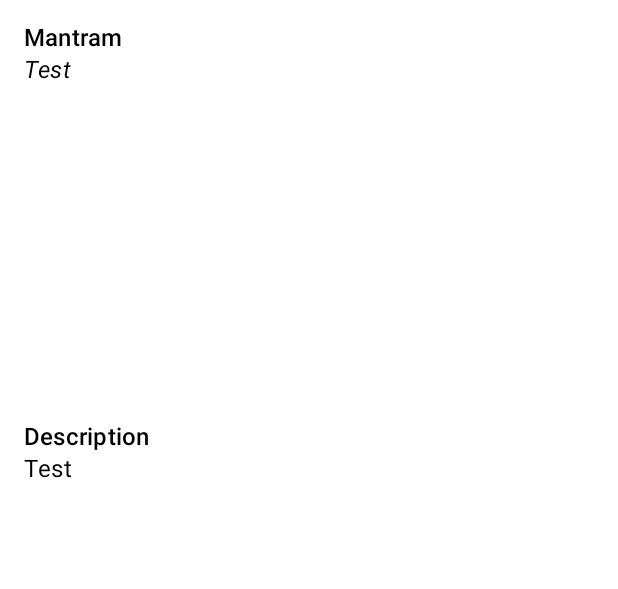
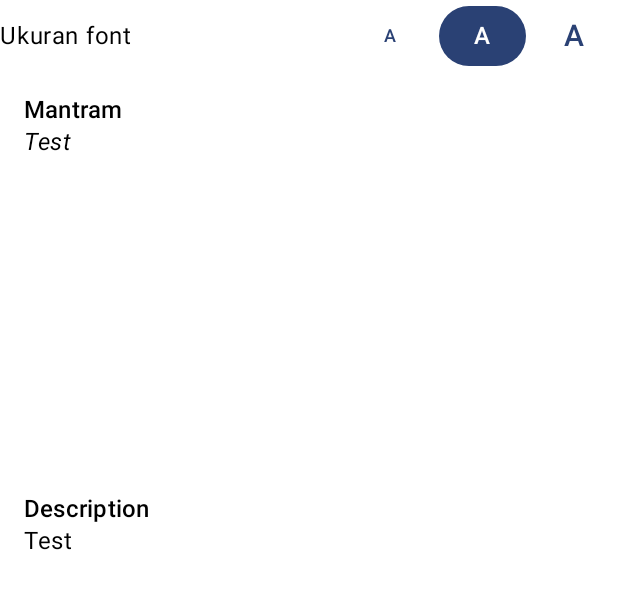
Before and after one commit to dhanuprys/mantram-sesontengan-android, an Android app built with Jetpack Compose: the @Preview function MantramDetailBodyPreview_Success, on a phone screen of 412 x 824 dp. Shown: the top 589 px of the screen. Run offline under Robolectric (Android 15) with nearby library versions, the phone set to English and light mode, and no system bars.

Commit message:
Add font size selector

```diff
--- a/app/src/main/java/com/dedan/mantramsesontengan/MainActivity.kt
+++ b/app/src/main/java/com/dedan/mantramsesontengan/MainActivity.kt
@@ -4,6 +4,8 @@ import android.os.Bundle
 import androidx.activity.ComponentActivity
 import androidx.activity.compose.setContent
 import androidx.activity.enableEdgeToEdge
+import androidx.compose.runtime.collectAsState
+import androidx.compose.runtime.getValue
 import androidx.lifecycle.viewmodel.compose.viewModel
 import com.dedan.mantramsesontengan.ui.navigation.GlobalViewModel
 import com.dedan.mantramsesontengan.ui.theme.MantramSesontenganTheme
@@ -16,8 +18,9 @@ class MainActivity : ComponentActivity() {
         enableEdgeToEdge()
         setContent {
             globalViewModel = viewModel()
+            val typographySize by globalViewModel.typographySize.collectAsState()
 
-            MantramSesontenganTheme {
+            MantramSesontenganTheme(typographySize = typographySize) {
                 MantramApp(globalViewModel = globalViewModel)
             }
         }
--- a/app/src/main/java/com/dedan/mantramsesontengan/ui/screen/mantramdetail/MantramDetailScreen.kt
+++ b/app/src/main/java/com/dedan/mantramsesontengan/ui/screen/mantramdetail/MantramDetailScreen.kt
@@ -3,6 +3,7 @@ package com.dedan.mantramsesontengan.ui.screen.mantramdetail
 import android.content.Context
 import android.content.Intent
 import androidx.compose.foundation.gestures.scrollable
+import androidx.compose.foundation.layout.Arrangement
 import androidx.compose.foundation.layout.Box
 import androidx.compose.foundation.layout.Column
 import androidx.compose.foundation.layout.PaddingValues
@@ -19,6 +20,8 @@ import androidx.compose.material.icons.Icons
 import androidx.compose.material.icons.filled.Share
 import androidx.compose.material3.BottomAppBar
 import androidx.compose.material3.Button
+import androidx.compose.material3.ButtonColors
+import androidx.compose.material3.ButtonDefaults
 import androidx.compose.material3.Icon
 import androidx.compose.material3.IconButton
 import androidx.compose.material3.MaterialTheme
@@ -34,12 +37,15 @@ import androidx.compose.runtime.rememberCoroutineScope
 import androidx.compose.runtime.setValue
 import androidx.compose.ui.Alignment
 import androidx.compose.ui.Modifier
+import androidx.compose.ui.graphics.Color
 import androidx.compose.ui.platform.LocalContext
 import androidx.compose.ui.res.painterResource
 import androidx.compose.ui.text.font.FontStyle
 import androidx.compose.ui.text.style.TextAlign
 import androidx.compose.ui.tooling.preview.Preview
+import androidx.compose.ui.unit.TextUnit
 import androidx.compose.ui.unit.dp
+import androidx.compose.ui.unit.sp
 import androidx.lifecycle.viewmodel.compose.viewModel
 import com.dedan.mantramsesontengan.AudioBottomBar
 import com.dedan.mantramsesontengan.MantramAppBar
@@ -52,6 +58,7 @@ import com.dedan.mantramsesontengan.ui.navigation.AudioPlayerUiState
 import com.dedan.mantramsesontengan.ui.navigation.GlobalViewModel
 import com.dedan.mantramsesontengan.ui.navigation.NavigationDestination
 import com.dedan.mantramsesontengan.ui.theme.MantramSesontenganTheme
+import com.dedan.mantramsesontengan.ui.theme.TypographySize
 import kotlinx.coroutines.launch
 
 object MantramDetailDestination : NavigationDestination {
@@ -76,6 +83,7 @@ fun MantramDetailScreen(
     val context = LocalContext.current
     val coroutineScope = rememberCoroutineScope()
     val audioPlayerUiState = globalViewModel.audioPlayerUiState.collectAsState()
+    val typographySize by globalViewModel.typographySize.collectAsState()
     var bottomLoading by remember { mutableStateOf(true) }
 
     LaunchedEffect(viewModel.mantramDetailUiState) {
@@ -178,10 +186,92 @@ fun MantramDetailScreen(
         },
         modifier = modifier
     ) { innerPadding ->
+        Column(modifier = Modifier.padding(innerPadding)) {
+            FontSizeSelector(
+                currentFontSize = typographySize,
+                onFontChange = {
+                    coroutineScope.launch {
+                        globalViewModel.changeTypography(it)
+                    }
+                },
+                modifier = Modifier.padding(16.dp)
+            )
             MantramDetailBody(
-            mantramDetailUiState = viewModel.mantramDetailUiState,
-            modifier = Modifier.padding(innerPadding)
+                mantramDetailUiState = viewModel.mantramDetailUiState
             )
+        }
+    }
+}
+
+@Composable
+fun FontSizeItem(
+    onClick: () -> Unit,
+    fontSize: TextUnit,
+    selected: Boolean,
+    modifier: Modifier = Modifier
+) {
+    Button(
+        onClick = onClick,
+        colors = ButtonDefaults.buttonColors(
+            containerColor =
+                if (selected) Color.Unspecified
+                else Color.Transparent,
+            contentColor =
+                if (selected) Color.Unspecified
+                else MaterialTheme.colorScheme.primary
+        ),
+        contentPadding = PaddingValues(2.dp),
+        modifier = modifier
+    ) {
+        Text("A", fontSize = fontSize)
+    }
+}
+
+@Composable
+fun FontSizeSelector(
+    currentFontSize: TypographySize = TypographySize.NORMAL,
+    onFontChange: (TypographySize) -> Unit = {},
+    modifier: Modifier = Modifier
+) {
+    Row(
+        verticalAlignment = Alignment.CenterVertically,
+        horizontalArrangement = Arrangement.SpaceBetween,
+        modifier = modifier.fillMaxWidth()
+    ) {
+        Text("Ukuran font")
+        Row(
+            horizontalArrangement = Arrangement.spacedBy(3.dp)
+        ) {
+            FontSizeItem(
+                onClick = {
+                    onFontChange(TypographySize.SMALL)
+                },
+                selected = currentFontSize == TypographySize.SMALL,
+                fontSize = 12.sp,
+            )
+            FontSizeItem(
+                onClick = {
+                    onFontChange(TypographySize.NORMAL)
+                },
+                selected = currentFontSize == TypographySize.NORMAL,
+                fontSize = 16.sp
+            )
+            FontSizeItem(
+                onClick = {
+                    onFontChange(TypographySize.LARGE)
+                },
+                selected = currentFontSize == TypographySize.LARGE,
+                fontSize = 20.sp
+            )
+        }
+    }
+}
+
+@Preview(showSystemUi = true)
+@Composable
+fun FontSizeSelectorPreview() {
+    MantramSesontenganTheme {
+        FontSizeSelector()
     }
 }
 
@@ -204,6 +294,8 @@ fun MantramDetailBody(
 @Composable
 fun MantramDetailBodyPreview_Success() {
     MantramSesontenganTheme {
+        Column {
+            FontSizeSelector()
             MantramDetailBody(
                 mantramDetailUiState = MantramDetailUiState.Success(
                     MantramDetail(
@@ -219,13 +311,16 @@ fun MantramDetailBodyPreview_Success() {
             )
         }
     }
+}
 
 @Composable
 fun MantramWrapper(
     mantramDetail: MantramDetail,
     modifier: Modifier = Modifier
 ) {
-    Box(modifier = Modifier.verticalScroll(rememberScrollState())) {
+    Box(modifier = Modifier
+        .fillMaxWidth()
+        .verticalScroll(rememberScrollState())) {
         Column(modifier = modifier) {
             MantramContent(
                 text = mantramDetail.mantram,
```
Also changed, not shown: app/src/main/java/com/dedan/mantramsesontengan/MantramApp.kt (+79 -6 lines), app/src/main/java/com/dedan/mantramsesontengan/ui/navigation/GlobalViewModel.kt (+10 -0 lines). Lines whose indentation alone changed are shown as unchanged.
